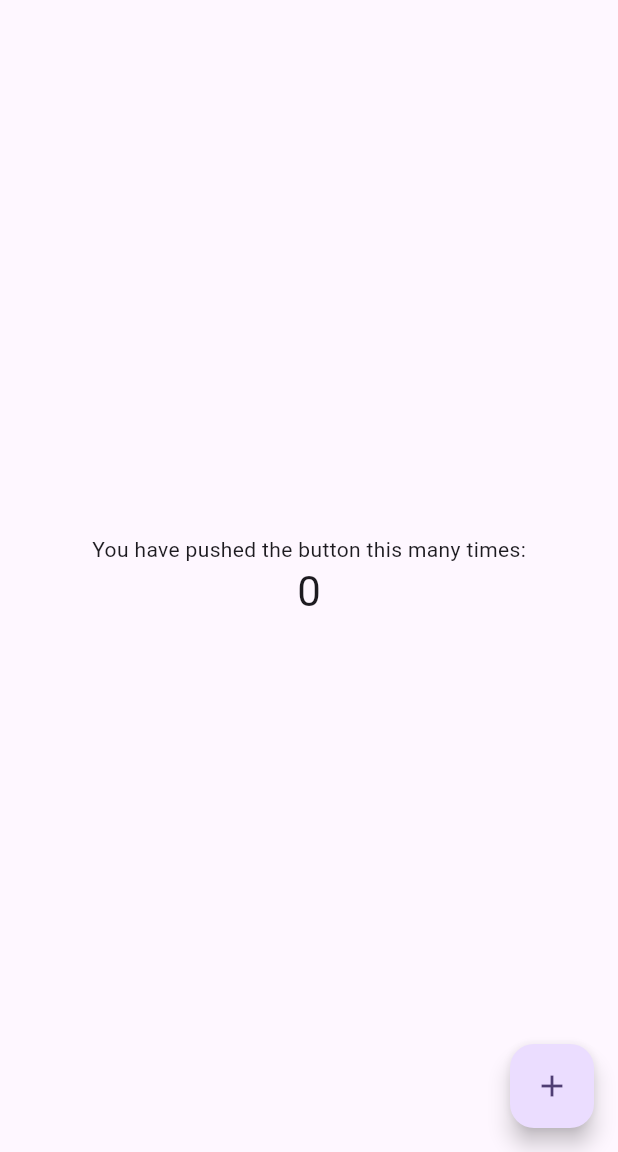
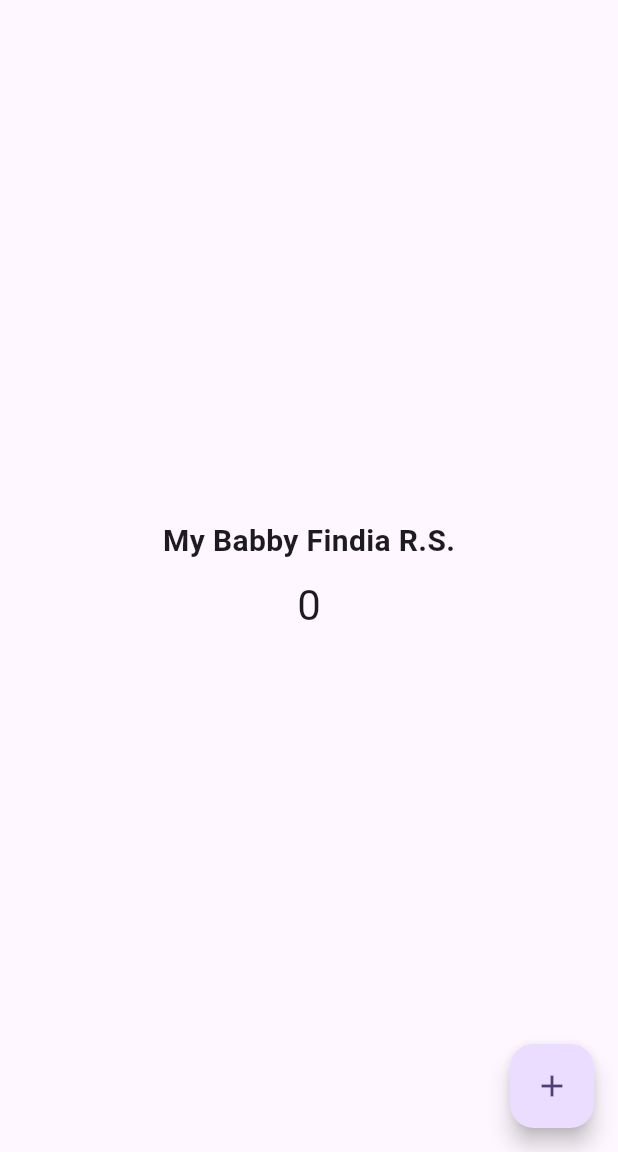
Before and after one commit to bebyyf/flutter-fundamental-part1, a Flutter app: the screen it shows after launch, on a phone screen of 412 x 824 dp, the part 84-1236 px from its top. Run offline on Flutter 3.47's test engine with Material 3 defaults, Android fonts, the phone set to English and light mode, and no system bars.

Commit message:
Tambah screenshot nama dan update README.md

```diff
--- a/lib/main.dart
+++ b/lib/main.dart
@@ -7,27 +7,11 @@ void main() {
 class MyApp extends StatelessWidget {
   const MyApp({super.key});
 
-  // This widget is the root of your application.
   @override
   Widget build(BuildContext context) {
     return MaterialApp(
       title: 'Flutter Demo',
       theme: ThemeData(
-        // This is the theme of your application.
-        //
-        // TRY THIS: Try running your application with "flutter run". You'll see
-        // the application has a purple toolbar. Then, without quitting the app,
-        // try changing the seedColor in the colorScheme below to Colors.green
-        // and then invoke "hot reload" (save your changes or press the "hot
-        // reload" button in a Flutter-supported IDE, or press "r" if you used
-        // the command line to start the app).
-        //
-        // Notice that the counter didn't reset back to zero; the application
-        // state is not lost during the reload. To reset the state, use hot
-        // restart instead.
-        //
-        // This works for code too, not just values: Most code changes can be
-        // tested with just a hot reload.
         colorScheme: ColorScheme.fromSeed(seedColor: Colors.deepPurple),
       ),
       home: const MyHomePage(title: 'Flutter Demo Home Page'),
@@ -37,15 +21,6 @@ class MyApp extends StatelessWidget {
 
 class MyHomePage extends StatefulWidget {
   const MyHomePage({super.key, required this.title});
-
-  // This widget is the home page of your application. It is stateful, meaning
-  // that it has a State object (defined below) that contains fields that affect
-  // how it looks.
-
-  // This class is the configuration for the state. It holds the values (in this
-  // case the title) provided by the parent (in this case the App widget) and
-  // used by the build method of the State. Fields in a Widget subclass are
-  // always marked "final".
 
   final String title;
 
@@ -58,53 +33,26 @@ class _MyHomePageState extends State<MyHomePage> {
 
   void _incrementCounter() {
     setState(() {
-      // This call to setState tells the Flutter framework that something has
-      // changed in this State, which causes it to rerun the build method below
-      // so that the display can reflect the updated values. If we changed
-      // _counter without calling setState(), then the build method would not be
-      // called again, and so nothing would appear to happen.
       _counter++;
     });
   }
 
   @override
   Widget build(BuildContext context) {
-    // This method is rerun every time setState is called, for instance as done
-    // by the _incrementCounter method above.
-    //
-    // The Flutter framework has been optimized to make rerunning build methods
-    // fast, so that you can just rebuild anything that needs updating rather
-    // than having to individually change instances of widgets.
     return Scaffold(
       appBar: AppBar(
-        // TRY THIS: Try changing the color here to a specific color (to
-        // Colors.amber, perhaps?) and trigger a hot reload to see the AppBar
-        // change color while the other colors stay the same.
         backgroundColor: Theme.of(context).colorScheme.inversePrimary,
-        // Here we take the value from the MyHomePage object that was created by
-        // the App.build method, and use it to set our appbar title.
         title: Text(widget.title),
       ),
       body: Center(
-        // Center is a layout widget. It takes a single child and positions it
-        // in the middle of the parent.
         child: Column(
-          // Column is also a layout widget. It takes a list of children and
-          // arranges them vertically. By default, it sizes itself to fit its
-          // children horizontally, and tries to be as tall as its parent.
-          //
-          // Column has various properties to control how it sizes itself and
-          // how it positions its children. Here we use mainAxisAlignment to
-          // center the children vertically; the main axis here is the vertical
-          // axis because Columns are vertical (the cross axis would be
-          // horizontal).
-          //
-          // TRY THIS: Invoke "debug painting" (choose the "Toggle Debug Paint"
-          // action in the IDE, or press "p" in the console), to see the
-          // wireframe for each widget.
           mainAxisAlignment: MainAxisAlignment.center,
           children: <Widget>[
-            const Text('You have pushed the button this many times:'),
+            const Text(
+              'My Babby Findia R.S.',
+              style: TextStyle(fontSize: 20, fontWeight: FontWeight.bold),
+            ),
+            const SizedBox(height: 10),
             Text(
               '$_counter',
               style: Theme.of(context).textTheme.headlineMedium,
@@ -116,7 +64,7 @@ class _MyHomePageState extends State<MyHomePage> {
         onPressed: _incrementCounter,
         tooltip: 'Increment',
         child: const Icon(Icons.add),
-      ), // This trailing comma makes auto-formatting nicer for build methods.
+      ),
     );
   }
 }
```
Also changed, not shown: images/01.png (added), 1 other file.
